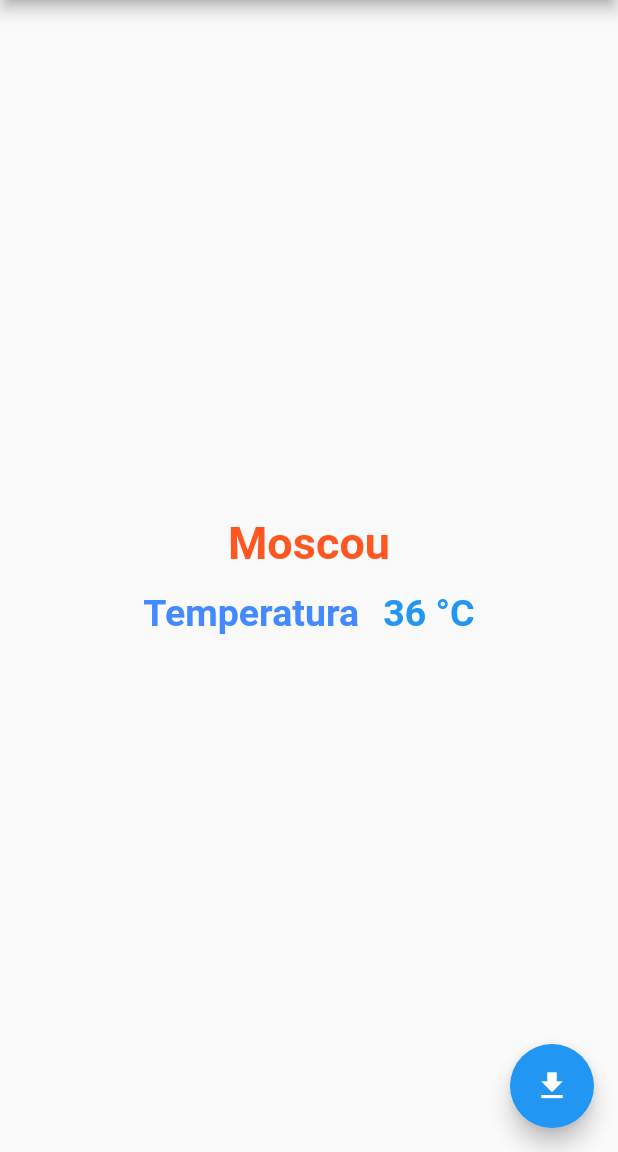
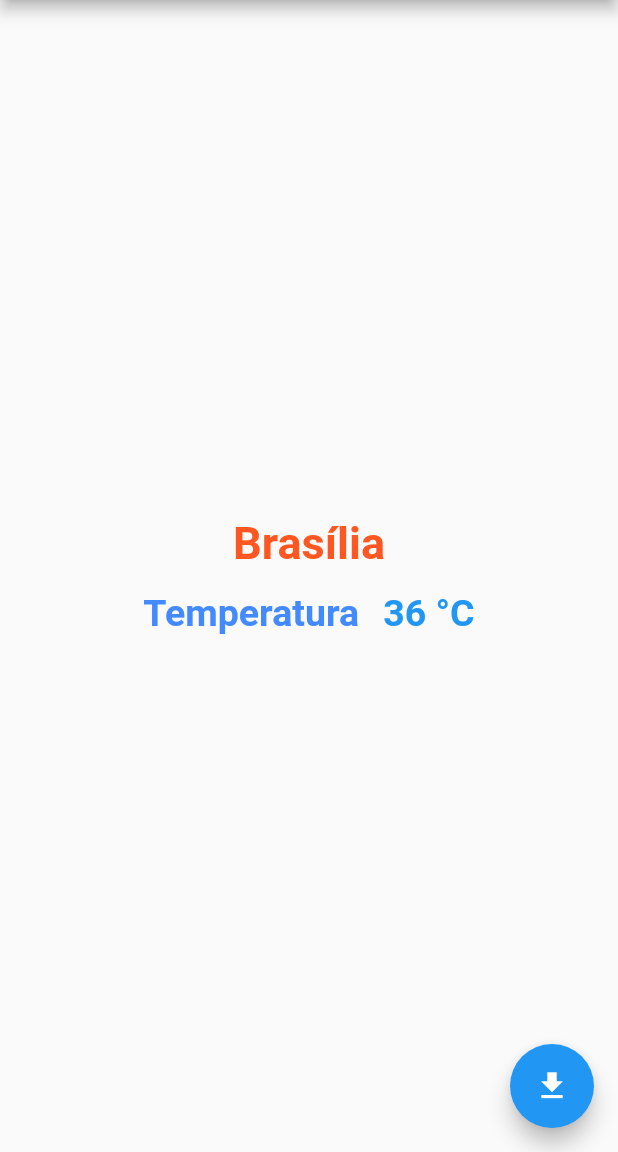
Before and after one commit to williamrichaard/project-flutter-testing, a Flutter app: the screen it shows after launch, after a tap on the "get app" icon, on a phone screen of 412 x 824 dp, the part 84-1236 px from its top. Run offline on Flutter 3.47's test engine with Material 2 defaults, Android fonts, the phone set to English and light mode, and no system bars; our stand-ins replace dio, freezed_annotation.

Commit message:
first commit

```diff
--- a/lib/data/network_data_repository.dart
+++ b/lib/data/network_data_repository.dart
@@ -3,7 +3,7 @@ import 'package:innopolis_test/domain/model/data_model.dart';
 import 'package:innopolis_test/domain/repository/data_repository.dart';
 
 /// Aqui você precisa inserir seu appID
-const String appID = "???????";
+const String appID = "6c4238b7211577a79f1f5fa2911fb70c";
 
 class NetworkDataRepository extends DataRepository {
   late final Dio _dio;
--- a/lib/presentation/widgets/data_page.dart
+++ b/lib/presentation/widgets/data_page.dart
@@ -18,7 +18,7 @@ class BodyPage extends StatelessWidget {
       mainAxisAlignment: MainAxisAlignment.center,
       children: [
         const Text(
-          "Moscou",
+          "Brasília",
           style: TextStyle(
             color: Colors.deepOrange,
             fontSize: 30,
```
